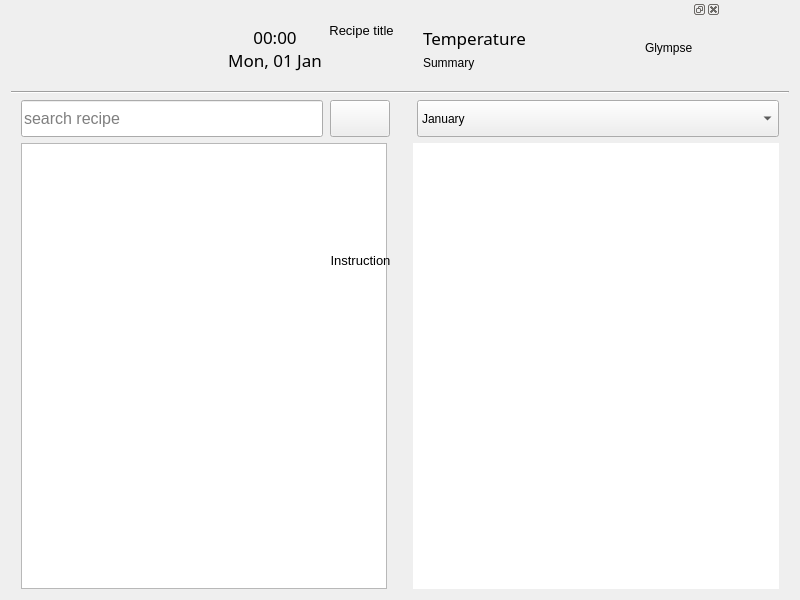
Qt form mainwindow.ui (subdee/quzin-python) before a commit.
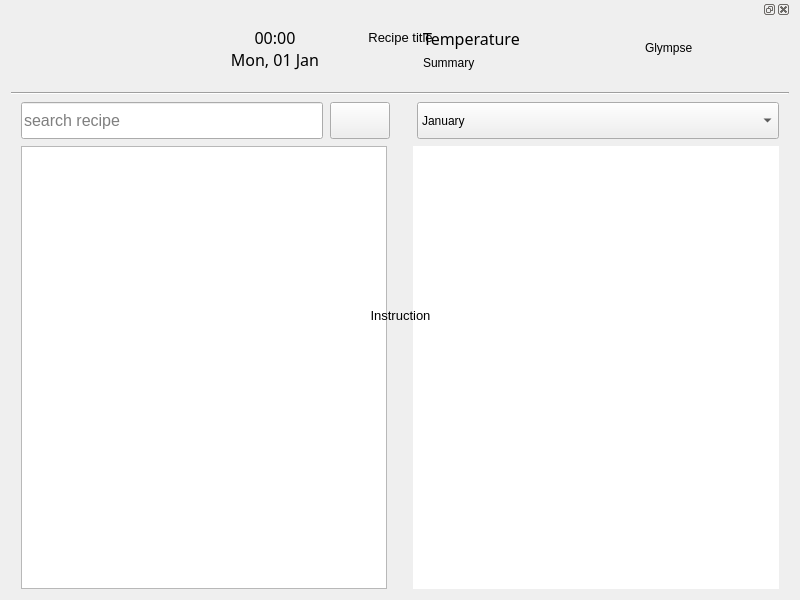
The same form after that commit. Icons and pictures are not drawn. Custom widgets are drawn as their Qt base class.

The edit to the form file:
```diff
--- a/mainwindow.ui
+++ b/mainwindow.ui
@@ -42,6 +42,9 @@
    <layout class="QGridLayout" name="gridLayout">
     <item row="0" column="0">
      <layout class="QVBoxLayout" name="verticalLayout" stretch="2,0,1,12">
+      <property name="spacing">
+       <number>7</number>
+      </property>
       <item>
        <layout class="QGridLayout" name="gridLayout_2" rowstretch="4,3" columnstretch="1,2,2,1,3,2" rowminimumheight="0,0">
         <item row="0" column="0" rowspan="2">
@@ -87,7 +90,7 @@
           <property name="font">
            <font>
             <family>Droid Sans</family>
-            <pointsize>13</pointsize>
+            <pointsize>12</pointsize>
             <weight>50</weight>
             <bold>false</bold>
            </font>
@@ -121,7 +124,7 @@
           <property name="font">
            <font>
             <family>Droid Sans</family>
-            <pointsize>13</pointsize>
+            <pointsize>12</pointsize>
             <weight>50</weight>
             <bold>false</bold>
            </font>
@@ -418,8 +421,8 @@
      <rect>
       <x>10</x>
       <y>0</y>
-      <width>711</width>
-      <height>481</height>
+      <width>781</width>
+      <height>591</height>
      </rect>
     </property>
     <property name="font">
@@ -437,15 +440,18 @@
      <set>QDockWidget::AllDockWidgetFeatures</set>
     </property>
     <widget class="QWidget" name="recipeDockContent">
+     <widget class="QWidget" name="">
+      <property name="geometry">
+       <rect>
+        <x>0</x>
+        <y>0</y>
+        <width>781</width>
+        <height>571</height>
+       </rect>
+      </property>
+      <layout class="QVBoxLayout" name="verticalLayout_2">
+       <item>
      <widget class="QLabel" name="recipeTitle">
-      <property name="geometry">
-       <rect>
-        <x>6</x>
-        <y>0</y>
-        <width>691</width>
-        <height>22</height>
-       </rect>
-      </property>
       <property name="text">
        <string>Recipe title</string>
       </property>
@@ -453,18 +459,12 @@
        <set>Qt::AlignCenter</set>
       </property>
      </widget>
+       </item>
+       <item>
      <widget class="QPlainTextEdit" name="recipeIngredients">
-      <property name="geometry">
-       <rect>
-        <x>0</x>
-        <y>20</y>
-        <width>701</width>
-        <height>201</height>
-       </rect>
-      </property>
       <property name="font">
        <font>
-        <pointsize>8</pointsize>
+           <pointsize>10</pointsize>
        </font>
       </property>
       <property name="styleSheet">
@@ -474,42 +474,33 @@
        <bool>true</bool>
       </property>
      </widget>
-     <widget class="QPlainTextEdit" name="recipeInstructions">
-      <property name="geometry">
-       <rect>
-        <x>0</x>
-        <y>270</y>
-        <width>701</width>
-        <height>181</height>
-       </rect>
-      </property>
-      <property name="font">
-       <font>
-        <pointsize>8</pointsize>
-       </font>
-      </property>
-      <property name="styleSheet">
-       <string notr="true">background: transparent;</string>
-      </property>
-      <property name="readOnly">
-       <bool>true</bool>
-      </property>
-     </widget>
+       </item>
+       <item>
      <widget class="QLabel" name="recipeInstructionsTitle">
-      <property name="geometry">
-       <rect>
-        <x>0</x>
-        <y>230</y>
-        <width>701</width>
-        <height>22</height>
-       </rect>
-      </property>
       <property name="text">
        <string>Instruction</string>
       </property>
       <property name="alignment">
        <set>Qt::AlignCenter</set>
       </property>
+        </widget>
+       </item>
+       <item>
+        <widget class="QPlainTextEdit" name="recipeInstructions">
+         <property name="font">
+          <font>
+           <pointsize>10</pointsize>
+          </font>
+         </property>
+         <property name="styleSheet">
+          <string notr="true">background: transparent;</string>
+         </property>
+         <property name="readOnly">
+          <bool>true</bool>
+         </property>
+        </widget>
+       </item>
+      </layout>
      </widget>
     </widget>
    </widget>
```
Lines whose indentation alone changed are shown as unchanged.
